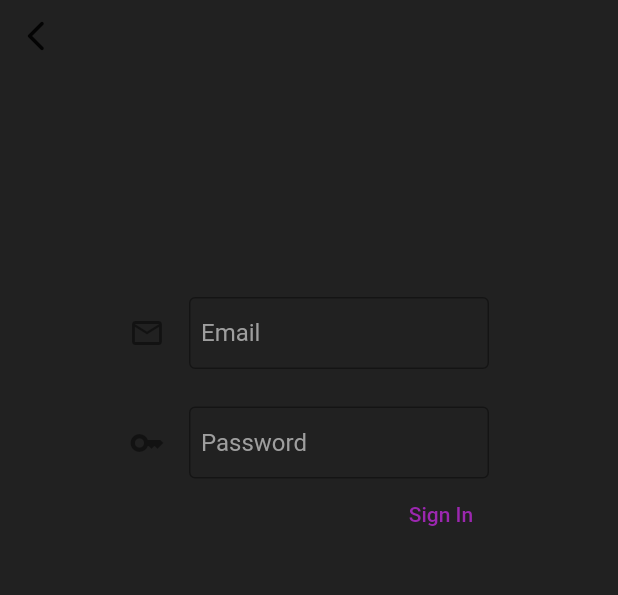
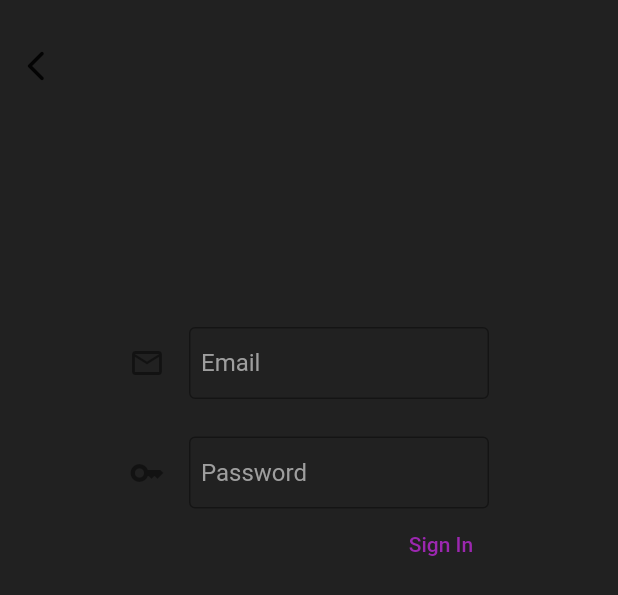
Before and after one commit to MaciejNawrot315/game_lib_app, a Flutter app: the LoginView widget shown alone on an empty page, opened directly, on a phone screen of 412 x 824 dp. Shown: the top 595 px of the screen. Run offline on Flutter 3.47's test engine with Material 2 defaults, Android fonts, the light colour scheme and no system bars; our stand-ins replace bloc, cloud_firestore, dio, firebase_auth, firebase_core, flutter_bloc and 2 more; missing offline and left inert: cloud_firestore_web, firebase_auth_web, firebase_core_web; accounts and stored records are empty; network calls fail.

Commit message:
translation fixes

```diff
--- a/lib/locale_string.dart
+++ b/lib/locale_string.dart
@@ -27,21 +27,35 @@ class LocaleString extends Translations {
           'add_fav': 'Add to favourites',
           'add_played': 'Add to played games',
           'add_wishlist': 'Add to wishlist',
-          'remove_fav': 'remove from favourites',
-          'remove_played': 'remove from played games',
-          'remove_wishlist': 'remove from wishlist',
+          'remove_fav': 'Remove from favourites',
+          'remove_played': 'Remove from played games',
+          'remove_wishlist': 'Remove from wishlist',
           'wishlist_removed': 'Removed Game from the wishlist',
           'wishlist_added': 'Added Game to the wishlist',
           'played_removed': 'Removed Game from the \'played\' library',
           'played_added': 'Added Game to the \'played\' library',
           'fav_removed': 'Removed Game from the favourites',
           'fav_added': 'Added Game to the favourites',
-          'no_more_results': 'no more results :(',
-          'nothing_here': 'there are no games added to your collection yet C:',
+          'no_more_results': 'No more results :(',
+          'nothing_here': 'There are no games added to your collection yet C:',
           'sign_in': 'Sign In',
           'sign_up': 'Sign Up',
           'email': "Email",
-          'pass': 'Password'
+          'pass': 'Password',
+          'please_login': 'Sign in to display library',
+          'login_to_add': 'Please sign in before adding the game to a list',
+          'email_required': 'Email required',
+          'enter_valid_email': 'Enter a valid email',
+          'pass_required': 'Password is required',
+          'pass_6_char': 'Password has to have at least 6 characters',
+          'loading': 'Loading...',
+          'hi': 'Hi',
+          'log_out': 'Sign out',
+          'name': 'Name',
+          'name_required': 'Name required',
+          'name_2_char': 'Name has to contain at least 2 letters',
+          'confirm_pass': 'Confirm the password',
+          'pass_not_match': 'Passwords don\'t match',
         },
         'pl_PL': {
           'home': 'Dla Ciebie',
@@ -56,7 +70,7 @@ class LocaleString extends Translations {
           'available_on': 'dostępne na',
           'screenshots': 'zrzuty ekranu z gry',
           'main_game': 'część gry',
-          'franchise': 'pochodzi z marki',
+          'franchise': 'franczyza',
           'search_for': "Znajdź swoje ulubione gry",
           'cancel': "Anuluj",
           'settings': "Ustawienia",
@@ -76,13 +90,26 @@ class LocaleString extends Translations {
           'played_added': 'Gra została dodana do \'Zagranych\'',
           'fav_added': 'Gra została dodana do Ulubionych',
           'fav_removed': 'Gra została usunięta z Ulubionych',
-          'no_more_results': 'brak dalszych wyników :(',
-          'nothing_here':
-              'Jeszcze nic nie zostało dodane do twojej biblioteki C:',
+          'no_more_results': 'Brak dalszych wyników',
+          'nothing_here': 'Jeszcze nic nie zostało dodane do twojej biblioteki',
           'sign_in': 'Zaloguj się',
           'sign_up': 'Zarejestruj się',
           'email': 'Email',
-          'pass': 'Hasło'
+          'pass': 'Hasło',
+          'please_login': 'Zaloguj się, aby wyświetlić bibliotekę',
+          'login_to_add': 'Zaloguj się przed dodaniem gry do biblioteki',
+          'email_required': 'Email jest wymagany',
+          'enter_valid_email': 'Wpisz poprawny email',
+          'pass_required': 'hasło jest wymagane',
+          'pass_6_char': 'Hasło musi zawierać conajmniej 6 znaków',
+          'loading': 'Ładuję...',
+          'hi': 'Cześć',
+          'log_out': 'Wyloguj się',
+          'name': 'Imię',
+          'name_required': 'Imię jest wymagane',
+          'name_2_char': 'Imię musi składać się z conajmniej 2 znaków',
+          'confirm_pass': 'Potwierdź hasło',
+          'pass_not_match': 'Hasła nie są identyczne',
         }
       };
 }
--- a/lib/views/drawer/login_view.dart
+++ b/lib/views/drawer/login_view.dart
@@ -61,12 +61,15 @@ class _LoginViewState extends State<LoginView> {
               children: [
                 Align(
                   alignment: Alignment.topLeft,
+                  child: Padding(
+                    padding: const EdgeInsets.only(top: 20),
                     child: IconButton(
                         icon: const Icon(Icons.arrow_back_ios_new_rounded),
                         onPressed: () => state.signinStatus !=
                                 SigninStatus.submitting
                             ? context.read<DrawerCubit>().changeToInitialState()
                             : null),
+                  ),
                 ),
                 const SizedBox(
                   height: 150,
--- a/lib/views/drawer/main_drawer_view.dart
+++ b/lib/views/drawer/main_drawer_view.dart
@@ -46,7 +46,8 @@ class _MainDrawerViewState extends State<MainDrawerView> {
                     icon: const Icon(Icons.arrow_back_ios_new_rounded),
                     onPressed: Navigator.of(context).pop),
               ),
-              Text('${"settings".tr}${name == '' ? '' : ',  Hi $name!!'}'),
+              Text(
+                  '${"settings".tr}${name == '' ? '' : ',  ${"hi".tr}, $name!!'}'),
               Row(
                 children: [
                   const Text("EN"),
--- a/lib/views/drawer/register_view.dart
+++ b/lib/views/drawer/register_view.dart
@@ -63,12 +63,15 @@ class _RegisterViewState extends State<RegisterView> {
             children: [
               Align(
                 alignment: Alignment.topLeft,
-                child: IconButton(
-                    icon: const Icon(Icons.arrow_back_ios_new_rounded),
-                    onPressed: () =>
-                        state.signupStatus != SignupStatus.submitting
-                            ? context.read<DrawerCubit>().changeToInitialState()
-                            : null),
+                child: Padding(
+                  padding: const EdgeInsets.only(top: 20.0),
+                  child: IconButton(
+                      icon: const Icon(Icons.arrow_back_ios_new_rounded),
+                      onPressed: () => state.signupStatus !=
+                              SignupStatus.submitting
+                          ? context.read<DrawerCubit>().changeToInitialState()
+                          : null),
+                ),
               ),
               const SizedBox(
                 height: 110,
--- a/lib/views/main_view/main_view.dart
+++ b/lib/views/main_view/main_view.dart
@@ -70,8 +70,7 @@ class _MainViewState extends State<MainView> {
       builder: (context, state) {
         if (_selectedIndex == 2 &&
             state.authStatus != AuthStatus.authenticated) {
-          return Container(
-            padding: const EdgeInsets.symmetric(vertical: 100, horizontal: 48),
+          return Center(
             child: Text('please_login'.tr,
                 textAlign: TextAlign.center,
                 style: const TextStyle(color: Colors.white)),
--- a/lib/views/results_grid/results_grid.dart
+++ b/lib/views/results_grid/results_grid.dart
@@ -24,6 +24,7 @@ class _ResultsGridState extends State<ResultsGrid> {
   bool gamesLoading = false;
   int count = 0;
   bool isEnd = false;
+  bool firstBuild = true;
   List<Game> loadedGames = [];
   Future<void> loadMoreGames() async {
     if (mounted) {
@@ -43,6 +44,7 @@ class _ResultsGridState extends State<ResultsGrid> {
     if (mounted) {
       setState(() {});
     }
+    firstBuild = false;
   }
 
   @override
@@ -71,9 +73,11 @@ class _ResultsGridState extends State<ResultsGrid> {
                     style: TextStyle(color: Colors.grey[300]),
                   );
                 }
-                return const Center(
-                  child: CircularProgressIndicator(),
-                );
+                return firstBuild
+                    ? const SizedBox()
+                    : const Center(
+                        child: CircularProgressIndicator(),
+                      );
               }
               return ResultsGameTile(
                 index: index,
```
Also changed, not shown: 1 other file. Lines whose indentation alone changed are shown as unchanged.
